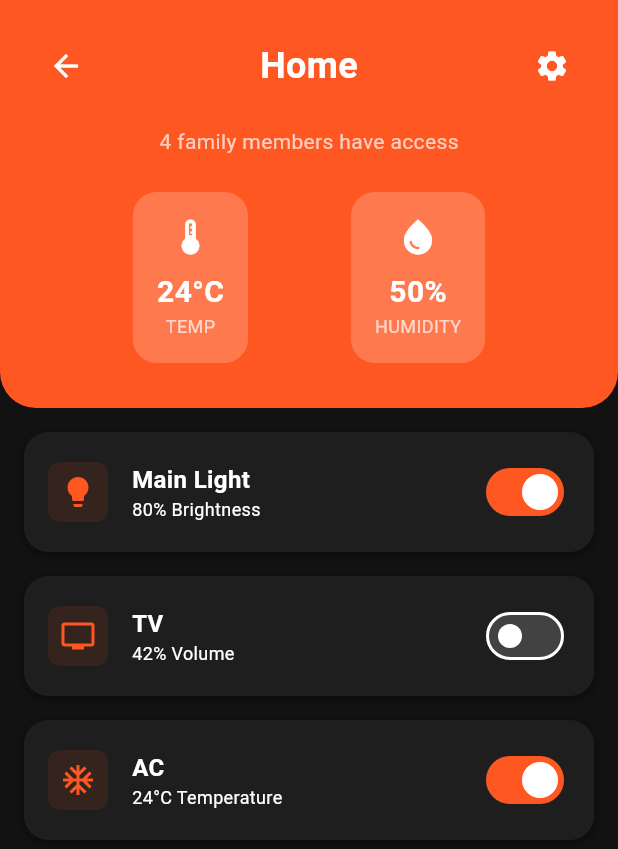
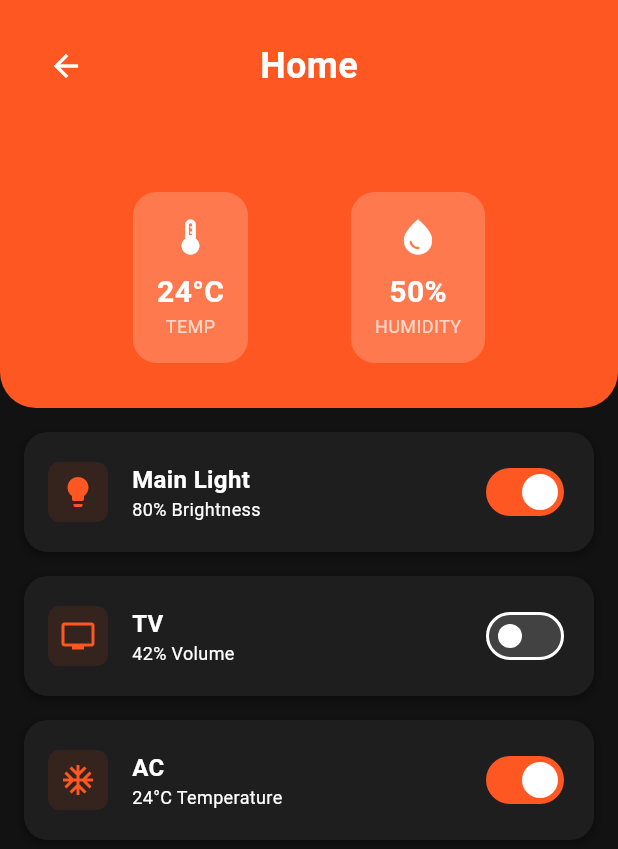
Before and after one commit to Hackathon-M1-Equipe-1/mobile, a Flutter app: the screen it shows after launch, after a tap on the "dark mode" icon, after a tap on "Home", on a phone screen of 412 x 824 dp. Shown: the top 849 px of the screen. Run offline on Flutter 3.47's test engine with Material 3 defaults, Android fonts, the phone set to English and light mode, and no system bars; our stand-ins replace firebase_core, flutter_dotenv, shared_preferences; missing offline and left inert: record; accounts and stored records are empty; Roboto replaces fonts that are missing (Poppins).

Commit message:
REMOVE UI elements

```diff
--- a/lib/screens/home_screen.dart
+++ b/lib/screens/home_screen.dart
@@ -52,27 +52,15 @@ class _HomeScreenState extends State<HomeScreen> {
                     builder: (context, settingsProvider, child) {
                       return Row(
                         children: [
-                          const CircleAvatar(
-                            radius: 20,
-                            backgroundColor: Colors.grey,
-                            child: Icon(Icons.person, color: Colors.white),
-                          ),
                           const SizedBox(width: 12),
                           Column(
                             crossAxisAlignment: CrossAxisAlignment.start,
                             children: [
                               Text(
-                                'Hi ${settingsProvider.username}',
+                                'Welcome home!',
                                 style: const TextStyle(
                                   fontSize: 22,
                                   fontWeight: FontWeight.bold,
-                                ),
-                              ),
-                              const Text(
-                                'Welcome to Home',
-                                style: TextStyle(
-                                  fontSize: 14,
-                                  color: Colors.grey,
                                 ),
                               ),
                             ],
--- a/lib/screens/room_detail_screen.dart
+++ b/lib/screens/room_detail_screen.dart
@@ -49,7 +49,9 @@ class RoomDetailScreen extends StatelessWidget {
                             icon: const Icon(Icons.arrow_back, color: Colors.white),
                             onPressed: () => Navigator.pop(context),
                           ),
-                          Text(
+                          Expanded(
+                            child: Center(
+                              child: Text(
                                 room.name,
                                 style: const TextStyle(
                                   fontSize: 24,
@@ -57,15 +59,15 @@ class RoomDetailScreen extends StatelessWidget {
                                   color: Colors.white,
                                 ),
                               ),
-                          IconButton(
-                            icon: const Icon(Icons.settings, color: Colors.white),
-                            onPressed: () {},
                             ),
+                          ),
+                          // Add an invisible widget to balance the layout
+                          SizedBox(width: 48), // Width matching the IconButton
                         ],
                       ),
                       const SizedBox(height: 16),
                       Text(
-                        '${room.familyMembers} family members have access',
+                        '',
                         style: const TextStyle(
                           fontSize: 14,
                           color: Colors.white70,
```
Lines whose indentation alone changed are shown as unchanged.
